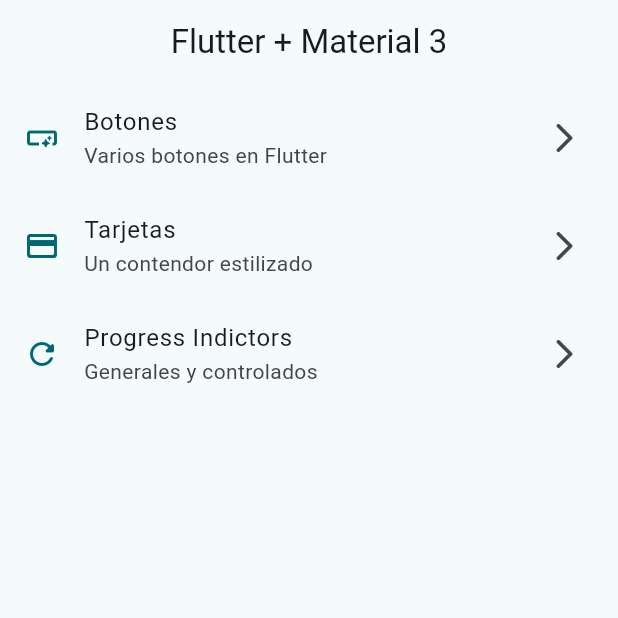
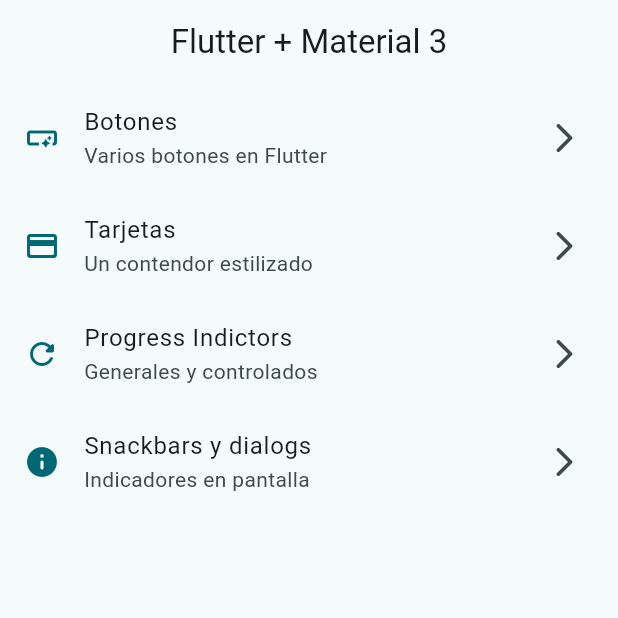
Before and after one commit to SnakeHacKx/widgets_app, a Flutter app: the screen it shows after launch, on a phone screen of 412 x 824 dp, the top half of it. Run offline on Flutter 3.47's test engine with Material 2 defaults, Android fonts, the phone set to English and light mode, and no system bars; our stand-ins replace go_router.

Commit message:
snackbars dialogs termnadpssfsef

```diff
--- a/lib/config/menu/menu_items.dart
+++ b/lib/config/menu/menu_items.dart
@@ -33,4 +33,10 @@ const appMenuItems = <MenuItem>[
     link: '/progress',
     icon: Icons.refresh_rounded,
   ),
+  MenuItem(
+    title: 'Snackbars y dialogs',
+    subTitle: 'Indicadores en pantalla',
+    link: '/snackbars',
+    icon: Icons.info_rounded,
+  ),
 ];
--- a/lib/config/router/app_router.dart
+++ b/lib/config/router/app_router.dart
@@ -25,5 +25,10 @@ final appRouter = GoRouter(
       name: ProgressScreen.name,
       builder: (context, state) => const ProgressScreen(),
     ),
+    GoRoute(
+      path: '/snackbars',
+      name: SnackBarScreen.name,
+      builder: (context, state) => const SnackBarScreen(),
+    ),
   ],
 );
--- a/lib/main.dart
+++ b/lib/main.dart
@@ -13,6 +13,7 @@ class MainApp extends StatelessWidget {
   @override
   Widget build(BuildContext context) {
     return MaterialApp.router(
+      title: 'Flutter Widgets',
       routerConfig: appRouter,
       debugShowCheckedModeBanner: false,
       theme: AppTheme(selectedColor: 7).getTheme(),
--- a/lib/presentation/screens/buttons/buttons_screen.dart
+++ b/lib/presentation/screens/buttons/buttons_screen.dart
@@ -110,10 +110,10 @@ class CustomButton extends StatelessWidget {
         color: colors.primary,
         child: InkWell(
           onTap: () {},
-          child: Padding(
-            padding: const EdgeInsets.symmetric(horizontal: 20, vertical: 10),
+          child: const Padding(
+            padding: EdgeInsets.symmetric(horizontal: 20, vertical: 10),
             child:
-                const Text('Hola Mundo', style: TextStyle(color: Colors.white)),
+                Text('Hola Mundo', style: TextStyle(color: Colors.white)),
           ),
         ),
       ),
```
Also changed, not shown: lib/presentation/screens/snack_bar/snack_bar_screen.dart (+62 -1 lines).
